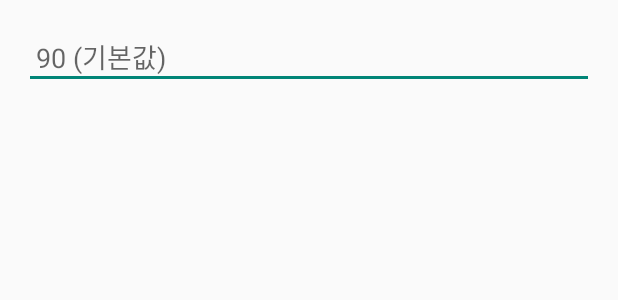
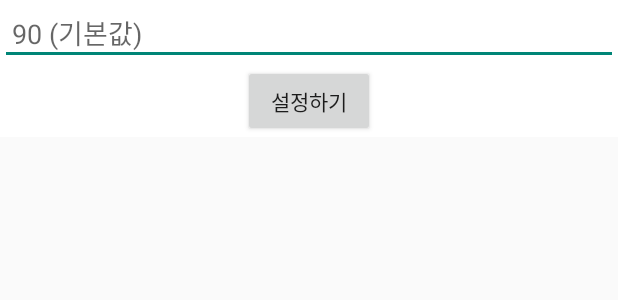
Before and after one commit to LIE-ON/Lieon_application, an Android app: the layout dialog_record_accuracy.xml on its own in the app's theme, with its tools: preview values and no code run, on a phone screen of 412 x 824 dp. Shown: the top 300 px of the screen. Run offline under Robolectric (Android 15) with nearby library versions, the phone set to English and light mode, and no system bars.

Commit message:
feat(record) : add record user setting dialog layout issue #2

```diff
--- a/app/src/main/java/com/example/lieon/record/view/RecordFragment.kt
+++ b/app/src/main/java/com/example/lieon/record/view/RecordFragment.kt
@@ -50,6 +50,12 @@ class RecordFragment : Fragment() {
             recordViewModel.setEndRecordTime(endRecordTime!!)
 
         }
+
+        binding.accuracyGoalButton.setOnClickListener {
+            val dialog = RecordAccuracyDialog(requireActivity())
+            dialog.show()
+        }
+
 
         return binding.root
     }
--- a/app/src/main/res/layout/dialog_accuracy.xml
+++ b/app/src/main/res/layout/dialog_record_accuracy.xml
@@ -2,15 +2,22 @@
 <LinearLayout xmlns:android="http://schemas.android.com/apk/res/android"
     android:layout_width="match_parent"
     android:layout_height="wrap_content"
-    android:orientation="vertical"
-    android:padding="16dp">
+    android:background="@color/white"
+    android:orientation="vertical">
 
     <EditText
-        android:id="@+id/accuracyInputDialog"
+        android:id="@+id/accuracy_input_edittext"
         android:layout_width="match_parent"
         android:layout_height="wrap_content"
         android:inputType="numberDecimal"
         android:hint="90 (기본값)"
         android:padding="8dp" />
 
+    <Button
+        android:id="@+id/accuracy_submit_button"
+        android:layout_width="wrap_content"
+        android:layout_height="wrap_content"
+        android:layout_gravity="center"
+        android:text="설정하기"/>
+
 </LinearLayout>
--- a/app/src/main/res/layout/fragment_record.xml
+++ b/app/src/main/res/layout/fragment_record.xml
@@ -142,6 +142,7 @@
                 />
 
             <Button
+                android:id="@+id/accuracy_goal_button"
                 android:layout_width="0dp"
                 android:layout_height="match_parent"
                 android:layout_weight="1"
```
Also changed, not shown: app/src/main/java/com/example/lieon/record/view/RecordAccuracyDialog.kt (added, +45 -0 lines), app/src/main/res/layout/fragment_record_test.xml (deleted, +0 -52 lines).
